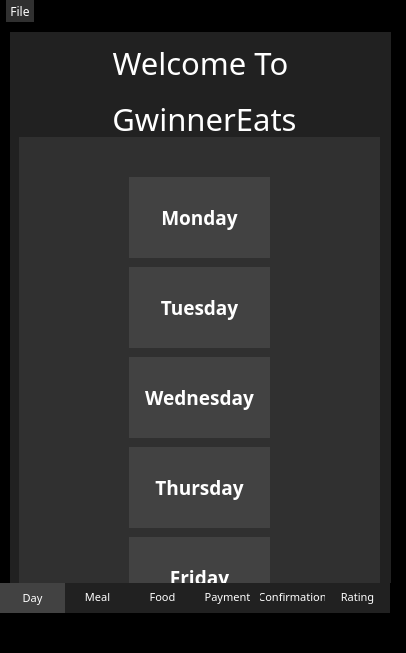
Old version of the form Gwinner/mainwindow.ui in the repository SPUKeenan/GwinnerEats.
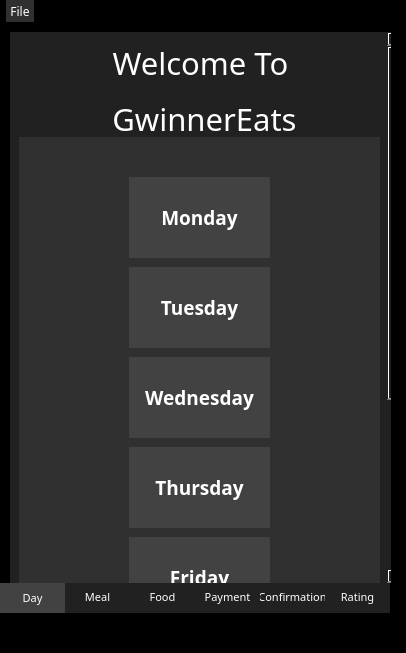
New version of the form. The open tabs and pages were chosen to show the change. Icons and pictures are not drawn.

Commit message:
button effects and functionality of payment
Zachs request

Patch:
```diff
--- a/Gwinner/mainwindow.ui
+++ b/Gwinner/mainwindow.ui
@@ -143,7 +143,7 @@
 background-color: rgb(33, 33, 33);</string>
       </property>
       <property name="verticalScrollBarPolicy">
-       <enum>Qt::ScrollBarAlwaysOff</enum>
+       <enum>Qt::ScrollBarAlwaysOn</enum>
       </property>
       <property name="horizontalScrollBarPolicy">
        <enum>Qt::ScrollBarAlwaysOff</enum>
@@ -156,7 +156,7 @@
         <rect>
          <x>0</x>
          <y>0</y>
-         <width>391</width>
+         <width>389</width>
          <height>814</height>
         </rect>
        </property>
```
Left out of the diff: 122 changed lines with no effect on the pictures. The commit also changes 7 other files.
